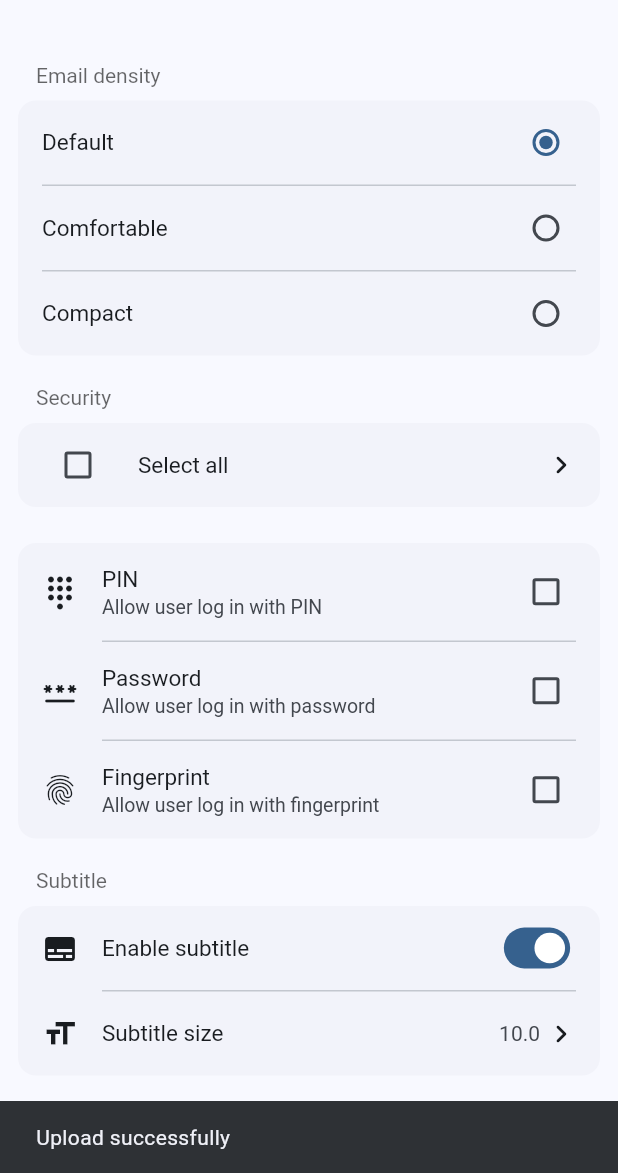
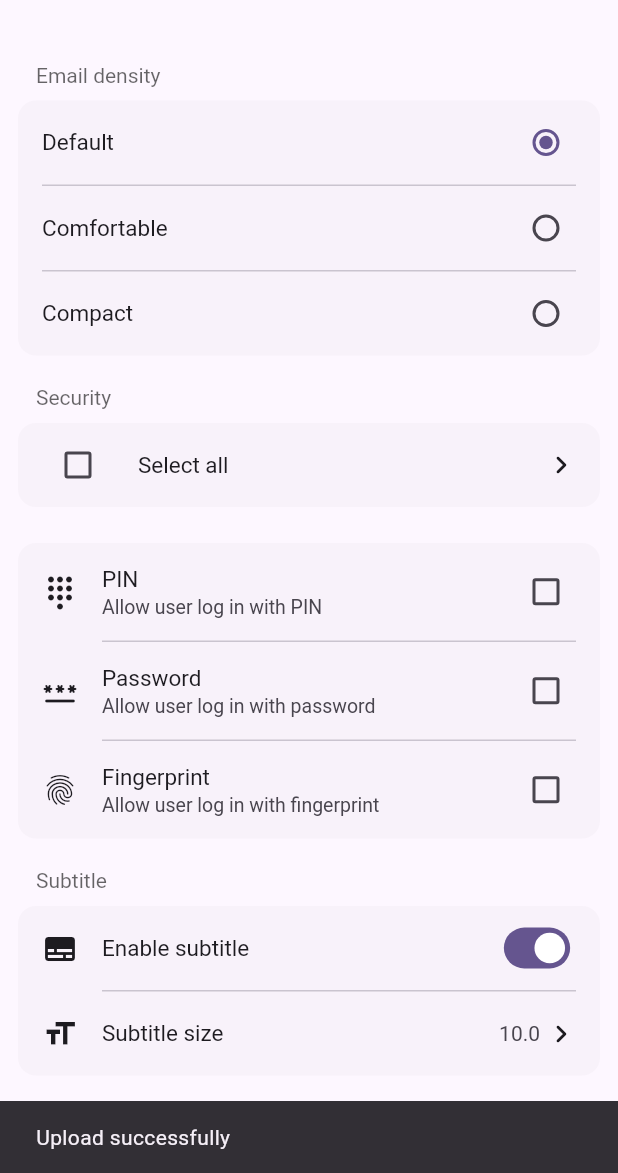
Before and after one commit to ErBWs/card-settings-ui, a Flutter app: the screen it shows after launch, after a tap on "Upload", on a phone screen of 412 x 824 dp, the part 63-1236 px from its top. Run offline on Flutter 3.47's test engine with Material 3 defaults, Android fonts, the phone set to English and light mode, and no system bars.

Commit message:
feat: easier way to configure max width

```diff
--- a/example/lib/main.dart
+++ b/example/lib/main.dart
@@ -13,11 +13,11 @@ class MyApp extends StatelessWidget {
     return MaterialApp(
       theme: ThemeData(
         colorScheme: ColorScheme.fromSeed(
-            seedColor: Colors.blue, brightness: Brightness.light),
+            seedColor: Color(0xff6750a4), brightness: Brightness.light),
       ),
       darkTheme: ThemeData(
         colorScheme: ColorScheme.fromSeed(
-            seedColor: Colors.blue, brightness: Brightness.dark),
+            seedColor: Color(0xff6750a4), brightness: Brightness.dark),
       ),
       debugShowCheckedModeBanner: false,
       home: const SettingsPage(),
@@ -57,9 +57,8 @@ class _SettingsPageState extends State<SettingsPage> {
         title: const Text('Settings'),
       ),
       body: Center(
-        child: SizedBox(
-          width: (MediaQuery.of(context).size.width > 800) ? 800 : null,
         child: SettingsList(
+          maxWidth: 800,
           sections: [
             SettingsSection(
               title: Text('Email density'),
@@ -173,7 +172,6 @@ class _SettingsPageState extends State<SettingsPage> {
           ],
         ),
       ),
-      ),
     );
   }
 
--- a/lib/list/settings_list.dart
+++ b/lib/list/settings_list.dart
@@ -5,34 +5,34 @@ class SettingsList extends StatelessWidget {
   const SettingsList({
     required this.sections,
     this.shrinkWrap = false,
+    this.maxWidth,
     this.physics,
     this.contentPadding,
     super.key,
   });
 
   final bool shrinkWrap;
+  final double? maxWidth;
   final ScrollPhysics? physics;
   final EdgeInsetsGeometry? contentPadding;
   final List<AbstractSettingsSection> sections;
 
   @override
   Widget build(BuildContext context) {
-    return Container(
-      width: MediaQuery.of(context).size.width,
-      alignment: Alignment.center,
-      child: LayoutBuilder(
-        builder: (context, layout) {
     return ListView.builder(
       physics: physics,
-            shrinkWrap: shrinkWrap,
+      shrinkWrap: true,
       itemCount: sections.length,
       padding: contentPadding ?? const EdgeInsets.symmetric(vertical: 20),
       itemBuilder: (BuildContext context, int index) {
-              return sections[index];
-            },
+        return Align(
+          alignment: Alignment.center,
+          child: Container(
+            constraints: BoxConstraints(maxWidth: maxWidth ?? double.infinity),
+            child: sections[index],
+          ),
         );
       },
-      ),
     );
   }
 }
```
Also changed, not shown: 2 other files. Lines whose indentation alone changed are shown as unchanged.
